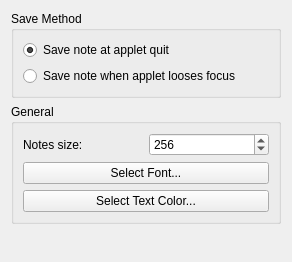
Qt form applets/notes/config.ui (KDE/kdeplasma-addons) before a commit.
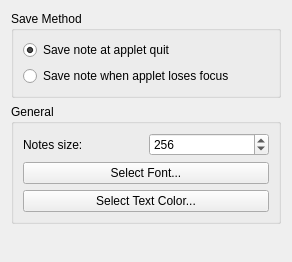
The same form after that commit. Custom widgets are drawn as their Qt base class.

What changed in the file:
```diff
--- a/applets/notes/config.ui
+++ b/applets/notes/config.ui
@@ -29,7 +29,7 @@
       <item>
        <widget class="QRadioButton" name="saveIfFocusLeft" >
         <property name="text" >
-         <string>Save note when applet looses focus</string>
+         <string>Save note when applet loses focus</string>
         </property>
        </widget>
       </item>
```
